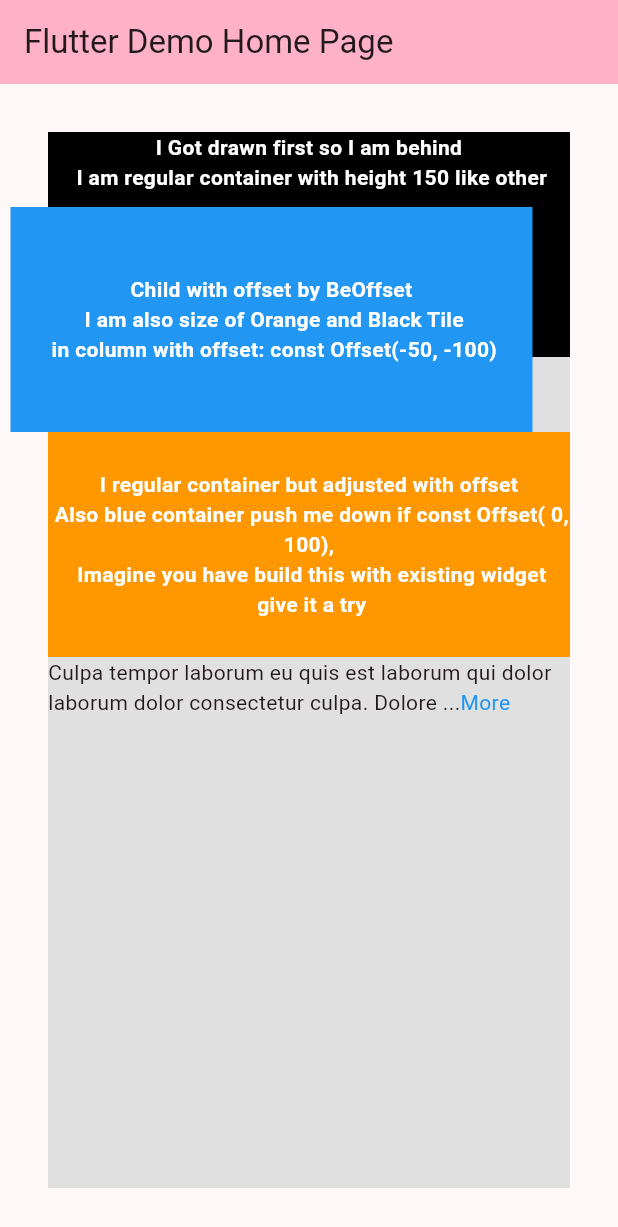
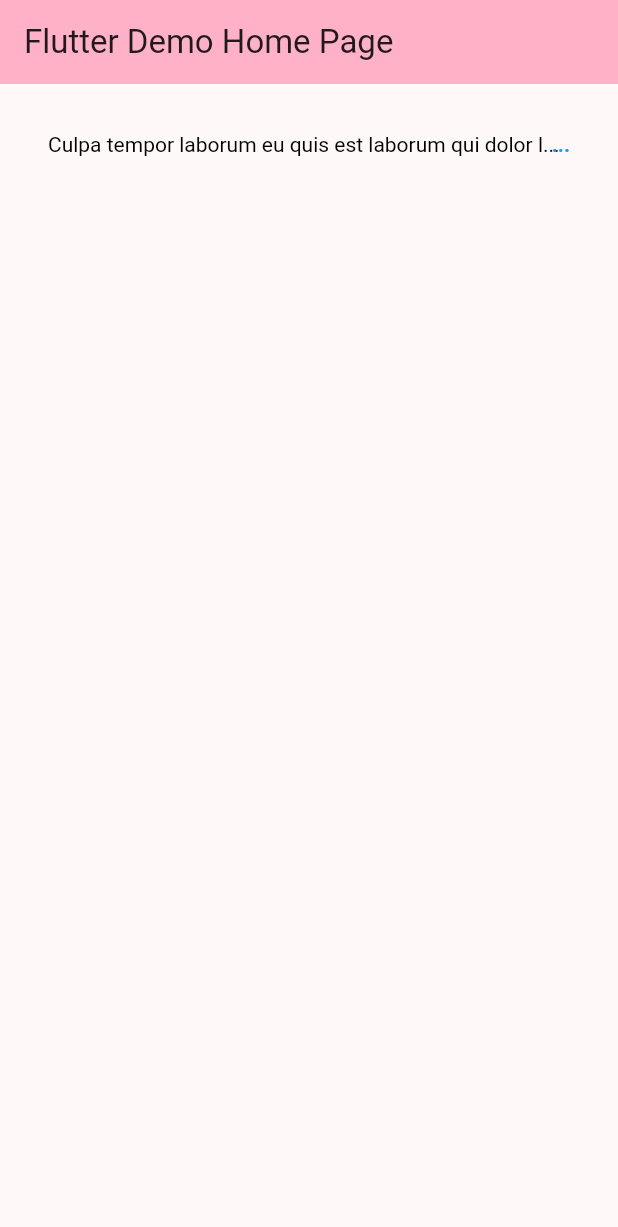
Before and after one commit to BusinessOcean/be_widgets, a Flutter app: the screen it shows after launch, on a phone screen of 412 x 824 dp. Shown: the top 1227 px of the screen. Run offline on Flutter 3.47's test engine with Material 3 defaults, Android fonts, the phone set to English and light mode, and no system bars.

Commit message:
feat:version bump

```diff
--- a/example/lib/example/single_example.dart
+++ b/example/lib/example/single_example.dart
@@ -154,4 +154,4 @@ extension _Widget on Widget {
 }
 
 Color randomColor() =>
-    Color((math.Random().nextDouble() * 0xFFFFFF).toInt()).withOpacity(1.0);
+    Color((math.Random().nextDouble() * 0xFFFFFF).toInt()).withAlpha(150);
--- a/example/lib/main.dart
+++ b/example/lib/main.dart
@@ -31,6 +31,7 @@ class MyHomePage extends StatefulWidget {
 }
 
 class _MyHomePageState extends State<MyHomePage> {
+  late bool isExpanded = false;
   @override
   Widget build(BuildContext context) {
     return Scaffold(
@@ -42,67 +43,86 @@ class _MyHomePageState extends State<MyHomePage> {
       body: Container(
         padding: const EdgeInsets.all(32),
         child: Container(
-          color: Colors.grey.shade300,
+          // color: getRandomColor().lighten(0),
           child: Column(
             children: [
-              Container(
-                color: Colors.black,
-                width: double.infinity,
-                height: 150,
-                child: const Text(
-                  "I Got drawn first so I am behind\n I am regular container with height 150 like other",
-                  textAlign: TextAlign.center,
-                  style: TextStyle(
-                    fontWeight: FontWeight.bold,
-                    fontSize: 14,
-                    color: Colors.white,
-                  ),
-                ),
-              ),
-              BeOffset(
-                offset: const Offset(-50, -100),
-                child: Container(
-                  color: Colors.blue,
-                  height: 150,
-                  child: InkWell(
-                    onTap: () {
-                      ScaffoldMessenger.of(context).showSnackBar(
-                        const SnackBar(
-                          content: Text('BeOffset Got clicked!!!1'),
-                        ),
-                      );
-                    },
-                    child: const Center(
-                      child: Text(
-                        "Child with offset by BeOffset\n I am also size of Orange and Black Tile\n in column with offset: const Offset(-50, -100)",
-                        textAlign: TextAlign.center,
-                        style: TextStyle(
-                          fontWeight: FontWeight.bold,
-                          fontSize: 14,
-                          color: Colors.white,
-                        ),
-                      ),
-                    ),
-                  ),
-                ),
-              ),
-              Container(
-                color: Colors.orange,
-                height: 150,
-                child: const Center(
-                  child: Text(
-                    "I regular container but adjusted with offset \n Also blue container push me down if const Offset( 0, 100),\n Imagine you have build this with existing widget\n give it a try",
-                    textAlign: TextAlign.center,
-                    style: TextStyle(
-                      fontWeight: FontWeight.bold,
-                      fontSize: 14,
-                      color: Colors.white,
-                    ),
-                  ),
-                ),
-              ),
-              const BeTextMore(
-                  'Culpa tempor laborum eu quis est laborum qui dolor laborum dolor consectetur culpa. Dolore ea pariatur mollit ipsum exercitation excepteur et. Dolore duis id in voluptate laboris commodo qui fugiat quis. Sunt mollit do minim reprehenderit pariatur deserunt quis. Anim duis laboris pariatur incididunt ex velit cupidatat cillum qui. Amet pariatur laboris occaecat nostrud aliqua dolor aliqua. Enim ex consequat dolor elit. Aliquip ipsum do ad in pariatur deserunt consequat commodo magna sint. Ex et excepteur magna laboris ad consequat ex reprehenderit magna ullamco veniam. Elit Lorem voluptate ut culpa aliquip irure reprehenderit incididunt magna culpa. Consequat proident nulla id magna cillum voluptate exercitation quis dolore eu. Reprehenderit non aliqua laborum consectetur pariatur tempor cupidatat incididunt enim.'),
+              // Container(
+              //   color: Colors.black,
+              //   width: double.infinity,
+              //   height: 150,
+              //   child: const Text(
+              //     "I Got drawn first so I am behind\n I am regular container with height 150 like other",
+              //     textAlign: TextAlign.center,
+              //     style: TextStyle(
+              //       fontWeight: FontWeight.bold,
+              //       fontSize: 14,
+              //       color: Colors.white,
+              //     ),
+              //   ),
+              // ),
+              // BeOffset(
+              //   offset: const Offset(-50, -100),
+              //   child: Container(
+              //     color: Colors.blue,
+              //     height: 150,
+              //     child: InkWell(
+              //       onTap: () {
+              //         ScaffoldMessenger.of(context).showSnackBar(
+              //           const SnackBar(
+              //             content: Text('BeOffset Got clicked!!!1'),
+              //           ),
+              //         );
+              //       },
+              //       child: const Center(
+              //         child: Text(
+              //           "Child with offset by BeOffset\n I am also size of Orange and Black Tile\n in column with offset: const Offset(-50, -100)",
+              //           textAlign: TextAlign.center,
+              //           style: TextStyle(
+              //             fontWeight: FontWeight.bold,
+              //             fontSize: 14,
+              //             color: Colors.white,
+              //           ),
+              //         ),
+              //       ),
+              //     ),
+              //   ),
+              // ),
+              // Container(
+              //   color: Colors.orange,
+              //   height: 150,
+              //   child: const Center(
+              //     child: Text(
+              //       "I regular container but adjusted with offset \n Also blue container push me down if const Offset( 0, 100),\n Imagine you have build this with existing widget\n give it a try",
+              //       textAlign: TextAlign.center,
+              //       style: TextStyle(
+              //         fontWeight: FontWeight.bold,
+              //         fontSize: 14,
+              //         color: Colors.white,
+              //       ),
+              //     ),
+              //   ),
+              // ),
+              BeTextMore(
+                text:
+                    'Culpa tempor laborum eu quis est laborum qui dolor laborum '
+                    'dolor consectetur culpa. Dolore ea pariatur mollit ipsum'
+                    ' exercitation excepteur et. Dolore duis id in voluptate laboris'
+                    ' commodo qui fugiat quis. Sunt mollit do minim reprehenderit pariatur '
+                    'deserunt quis. Anim duis laboris pariatur incididunt ex velit cupidatat '
+                    'cillum qui. Amet pariatur laboris occaecat nostrud aliqua dolor aliqua. '
+                    'Enim ex consequat dolor elit. Aliquip ipsum do ad in pariatur deserunt'
+                    ' consequat commodo magna sint. Ex et excepteur magna laboris ad consequat'
+                    ' ex reprehenderit magna ullamco veniam. Elit Lorem voluptate ut culpa aliquip '
+                    'irure reprehenderit incididunt magna culpa. Consequat proident nulla id magna'
+                    ' cillum voluptate exercitation quis dolore eu. Reprehenderit non aliqua laborum'
+                    ' consectetur pariatur tempor cupidatat incididunt enim.',
+                textStyle: const TextStyle(color: Colors.black),
+                maxLines: 1,
+                onToggle: () => setState(() {
+                  isExpanded = !isExpanded;
+                }),
+                isExpanded: isExpanded,
+              )
               // Container(
               //   color: Colors.red,
               //   height: 50,
--- a/lib/be_widgets.dart
+++ b/lib/be_widgets.dart
@@ -1,4 +1,4 @@
-library be_widgets;
+library;
 
 export 'src/be_badge.dart';
 export 'src/be_label.dart';
--- a/lib/src/be_text_more.dart
+++ b/lib/src/be_text_more.dart
@@ -1,146 +1,135 @@
 import 'package:flutter/gestures.dart';
 import 'package:flutter/material.dart';
-import 'package:flutter/rendering.dart';
 
-enum BeEllipsis { start, middle, end }
-
-// Not Ready for production use
 class BeTextMore extends LeafRenderObjectWidget {
   final String text;
-  final TextStyle? style;
-  final BeEllipsis ellipsis;
-  final int displayLines;
-  final String expandText;
-  final String collapsedText;
+  final TextStyle textStyle;
+  final int maxLines;
+  final bool isExpanded;
+  final VoidCallback onToggle;
 
-  const BeTextMore(
-    this.text, {
+  const BeTextMore({
     super.key,
-    this.style,
-    this.ellipsis = BeEllipsis.end,
-    this.displayLines = 2,
-    this.expandText = 'More',
-    this.collapsedText = 'Less',
+    required this.text,
+    this.textStyle = const TextStyle(),
+    this.maxLines = 1,
+    this.isExpanded = true,
+    required this.onToggle,
   });
 
   @override
   RenderObject createRenderObject(BuildContext context) {
-    return _RenderBeTextMore(
-        text: text,
-        style: style ?? DefaultTextStyle.of(context).style,
-        ellipsis: ellipsis,
-        displayLines: displayLines,
-        expandText: expandText,
-        collapsedText: collapsedText,
-        textDirection: Directionality.of(context));
+    return BeTextMoreRender(
+      text: text,
+      textStyle: textStyle,
+      maxLines: maxLines,
+      textDirection: Directionality.of(context),
+      isExpanded: isExpanded,
+      onToggle: onToggle,
+    );
   }
 
   @override
-  void updateRenderObject(
-      BuildContext context, covariant RenderObject renderObject) {
-    super.updateRenderObject(context, renderObject);
+  void updateRenderObject(BuildContext context, BeTextMoreRender renderObject) {
+    renderObject
+      ..text = text
+      ..isExpanded = isExpanded;
   }
 }
 
-class _RenderBeTextMore extends RenderBox {
-  final TextPainter _textPainter = TextPainter();
-  String text;
-  TextStyle style;
-  BeEllipsis ellipsis;
-  int displayLines;
-  String expandText;
-  String collapsedText;
-  TextDirection textDirection;
+class BeTextMoreRender extends RenderBox {
+  BeTextMoreRender({
+    required String text,
+    TextStyle textStyle = const TextStyle(),
+    int maxLines = 10,
+    TextDirection textDirection = TextDirection.ltr,
+    required void Function() onToggle,
+    bool isExpanded = false,
+  }) {
+    _text = text;
+    _textStyle = textStyle;
+    _maxLines = maxLines;
+    _textDirection = textDirection;
+    _onToggle = onToggle;
+    _isExpanded = isExpanded;
 
-  bool _isExpanded = false;
-  late final TapGestureRecognizer _tapGestureRecognizer;
-
-  _RenderBeTextMore({
-    required this.text,
-    required this.style,
-    required this.ellipsis,
-    required this.displayLines,
-    required this.expandText,
-    required this.collapsedText,
-    required this.textDirection,
-  }) {
-    _tapGestureRecognizer = TapGestureRecognizer()..onTap = _handleTap;
+    _textPainter = TextPainter(
+      text: TextSpan(text: _text, style: _textStyle),
+      textDirection: _textDirection,
+      maxLines: _isExpanded ? null : _maxLines,
+      ellipsis: _isExpanded ? null : '...',
+    );
   }
 
-  void _handleTap() {
-    _isExpanded = !_isExpanded;
-    markNeedsLayout();
+  late String _text;
+  late TextStyle _textStyle;
+  late int _maxLines;
+  late TextDirection _textDirection;
+  late TextPainter _textPainter;
+  late bool _isExpanded;
+  late void Function() _onToggle;
+
+  String get text => _text;
+  set text(String val) {
+    if (_text != val) {
+      _text = val;
+      _updateTextPainter();
+    }
   }
 
-  @override
-  void detach() {
-    _tapGestureRecognizer.dispose();
-    super.detach();
+  set isExpanded(bool val) {
+    if (_isExpanded != val) {
+      _isExpanded = val;
+      _updateTextPainter();
+    }
+  }
+
+  void _updateTextPainter() {
+    _textPainter.text = TextSpan(text: _text, style: _textStyle);
+    _textPainter.maxLines = _isExpanded ? null : _maxLines;
+    _textPainter.ellipsis = _isExpanded ? null : '...';
+    markNeedsLayout();
+    markNeedsPaint();
   }
 
   @override
   void performLayout() {
-    final link = TextSpan(
-      text: _isExpanded ? collapsedText : expandText,
-      style: style.copyWith(color: Colors.blue),
+    _textPainter.layout(maxWidth: constraints.maxWidth);
+    size = constraints.constrain(
+      Size(_textPainter.width, _textPainter.height),
     );
-    final linkPainter = TextPainter(
-      text: link,
-      textDirection: textDirection,
-      maxLines: 1,
-    );
-    linkPainter.layout();
-
-    // compute the text span that fits within the allowed lines
-    _textPainter
-      ..text = TextSpan(text: text, style: style)
-      ..maxLines = _isExpanded ? null : displayLines
-      ..textDirection = textDirection;
-    _textPainter.layout(maxWidth: constraints.maxWidth);
-
-    final linkLength = linkPainter.width;
-    // final textLength = _textPainter.width;
-
-    if (!_isExpanded && _textPainter.didExceedMaxLines) {
-      String eclipsedText = text;
-      int cutoffIndex = text.length;
-
-      while (_textPainter.didExceedMaxLines) {
-        cutoffIndex--;
-        eclipsedText = '${text.substring(0, cutoffIndex)}...';
-        _textPainter.text = TextSpan(text: eclipsedText, style: style);
-        _textPainter.layout(maxWidth: constraints.maxWidth - linkLength);
-      }
-
-      _textPainter.text = TextSpan(
-        text: eclipsedText,
-        style: style,
-        children: [link],
-      );
-      _textPainter.layout(maxWidth: constraints.maxWidth);
-    }
-    size = Size(constraints.maxWidth,
-        _isExpanded ? _textPainter.height : style.fontSize! * displayLines);
   }
 
   @override
   void paint(PaintingContext context, Offset offset) {
     _textPainter.paint(context.canvas, offset);
+
+    final toggleText = _isExpanded ? '' : '...';
+    final toggleTextPainter = TextPainter(
+      text: TextSpan(
+        text: toggleText,
+        style: _textStyle.copyWith(
+            color: Colors.blue, fontWeight: FontWeight.bold),
+      ),
+      textDirection: _textDirection,
+    );
+    toggleTextPainter.layout();
+
+    final toggleOffset = Offset(
+      offset.dx + _textPainter.width - toggleTextPainter.width,
+      offset.dy + _textPainter.height - toggleTextPainter.height,
+    );
+
+    toggleTextPainter.paint(context.canvas, toggleOffset);
   }
 
   @override
   bool hitTestSelf(Offset position) => true;
 
   @override
-  void handleEvent(PointerEvent event, covariant BoxHitTestEntry entry) {
-    if (event is PointerDownEvent) {
-      _tapGestureRecognizer.addPointer(event);
+  void handleEvent(PointerEvent event, HitTestEntry entry) {
+    if (event is PointerUpEvent) {
+      _onToggle();
     }
   }
-
-  @override
-  void dispose() {
-    _tapGestureRecognizer.dispose();
-    super.dispose();
-  }
 }
--- a/pubspec.yaml
+++ b/pubspec.yaml
@@ -1,6 +1,6 @@
 name: be_widgets
 description: Flutter package for badging and labeling widget along with any widget which reduce you amount of code significantly and also performance improvement.
-version: 1.1.2
+version: 1.1.3
 homepage: https://github.com/BusinessOcean/be_widgets
 # https://pub.dev/packages/be_widgets
 
@@ -22,7 +22,7 @@ dependencies:
 dev_dependencies:
   flutter_test:
     sdk: flutter
-  flutter_lints: ^4.0.0
+  flutter_lints: ^5.0.0
 
 # For information on the generic Dart part of this file, see the
 # following page: https://dart.dev/tools/pub/pubspec
```
Also changed, not shown: example/lib/utils.dart (+14 -4 lines), example/pubspec.lock, 1 other file.
